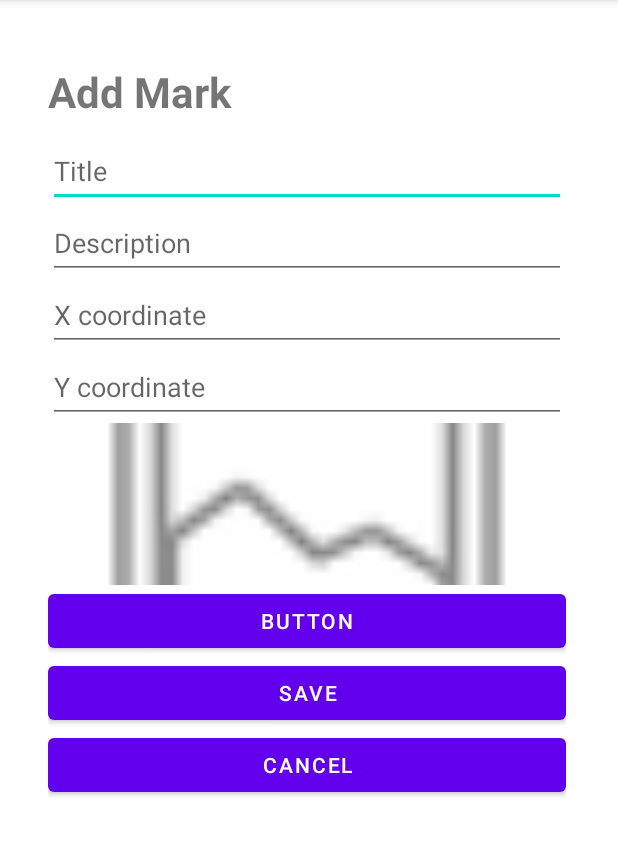
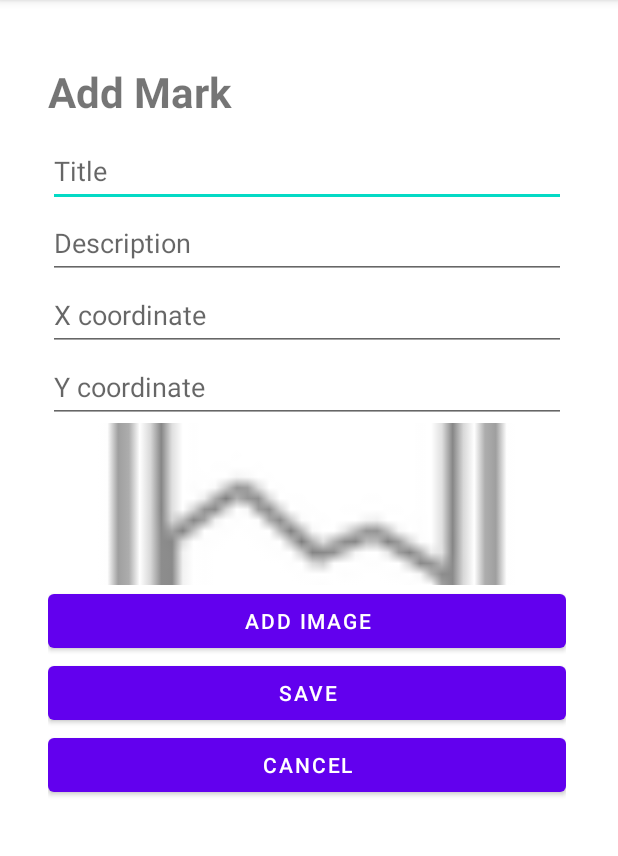
Before and after one commit to jason-liu227/MAD-Placemark-Android, an Android app: the AddEditActivity screen opened directly, with no data from a screen before it, on a phone screen of 412 x 824 dp, the part 84-940 px from its top. Run offline under Robolectric (Android 15) with nearby library versions, the phone set to English and light mode, and no system bars; our stand-ins replace Timber.

Commit message:
Fix image picker button

```diff
--- a/app/src/main/java/com/example/placemarks/AddEditActivity.kt
+++ b/app/src/main/java/com/example/placemarks/AddEditActivity.kt
@@ -57,6 +57,8 @@ class AddEditActivity : AppCompatActivity() {
 
         yInput = findViewById(R.id.yInput)
 
+        imagePreview = findViewById(R.id.imageView)
+
         val saveButton = findViewById<Button>(R.id.saveButton)
 
         val cancelButton = findViewById<Button>(R.id.cancelButton)
@@ -84,6 +86,11 @@ class AddEditActivity : AppCompatActivity() {
             Timber.d("Add/Edit cancelled")
             finish()
         }
+
+        findViewById<Button>(R.id.addImage)
+            .setOnClickListener {
+                imagePicker.launch(arrayOf("image/*"))
+            }
     }
 
     private fun loadExistingMark(id: Long) {
--- a/app/src/main/res/layout/activity_add_edit.xml
+++ b/app/src/main/res/layout/activity_add_edit.xml
@@ -72,10 +72,10 @@
                 app:srcCompat="@android:drawable/ic_menu_gallery" />
 
             <Button
-                android:id="@+id/button"
+                android:id="@+id/addImage"
                 android:layout_width="match_parent"
                 android:layout_height="wrap_content"
-                android:text="Button" />
+                android:text="Add Image" />
 
             <Button
                 android:id="@+id/saveButton"
```
